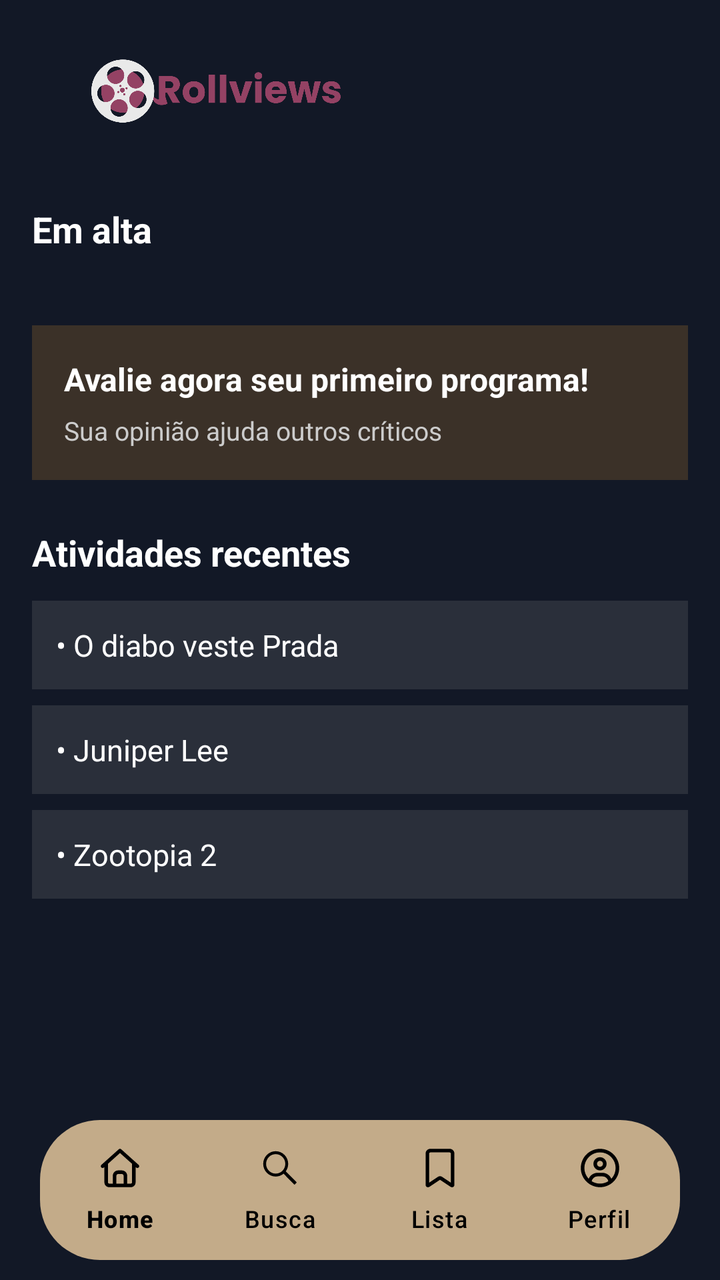
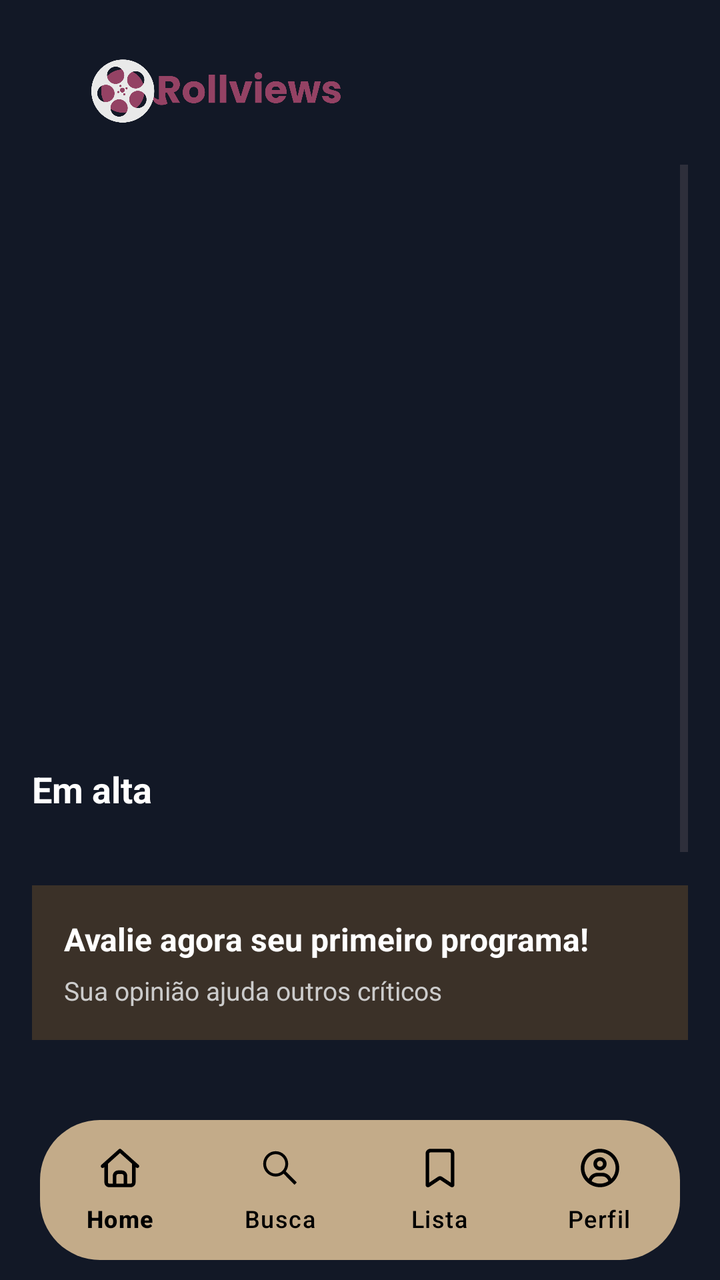

Two renders of the same Android screen: before a commit and after it. Below are the layout's source before the change and the commit's diff.
<!-- AndroidManifest.xml: application theme Theme.RollView -->
<!-- res/layout/home.xml -->
<?xml version="1.0" encoding="utf-8"?>
<RelativeLayout xmlns:android="http://schemas.android.com/apk/res/android"
    xmlns:app="http://schemas.android.com/apk/res-auto"
    android:id="@+id/main"
    android:layout_width="match_parent"
    android:layout_height="match_parent"
    android:background="#121826">

    
    <LinearLayout
        android:id="@+id/topBar"
        android:layout_width="match_parent"
        android:layout_height="90dp"
        android:layout_alignParentTop="true"
        android:layout_marginTop="0dp"
        android:gravity="center_vertical"
        android:orientation="horizontal"
        android:padding="16dp">

        <ImageView
            android:layout_width="180dp"
            android:layout_height="180dp"
            android:scaleType="fitCenter"
            android:src="@drawable/logo" />

    </LinearLayout>

    
    
    <com.google.android.material.bottomnavigation.BottomNavigationView
        android:id="@+id/bottomNav"
        android:layout_width="match_parent"
        android:layout_height="70dp"
        android:layout_alignParentBottom="true"
        android:layout_marginStart="20dp"
        android:layout_marginEnd="20dp"
        android:layout_marginBottom="10dp"
        android:background="@drawable/navbar_rounded"
        app:menu="@menu/bottom_menu"
        app:labelVisibilityMode="labeled"
        app:itemIconSize="24dp"
        app:itemTextColor="@android:color/black"
        app:itemIconTint="@android:color/black"
        app:itemActiveIndicatorStyle="@null"/>

    
    <ScrollView
        android:layout_width="match_parent"
        android:layout_height="match_parent"
        android:layout_above="@id/bottomNav"
        android:layout_below="@id/topBar"
        android:layout_marginTop="-24dp"
        android:padding="16dp">

        <LinearLayout
            android:layout_width="match_parent"
            android:layout_height="wrap_content"
            android:orientation="vertical">

            

            <androidx.viewpager2.widget.ViewPager2
                android:id="@+id/viewPagerShowcase"
                android:layout_width="match_parent"
                android:layout_height="wrap_content"
                android:layout_marginBottom="20dp" />

            
            <TextView
                android:layout_width="wrap_content"
                android:layout_height="wrap_content"
                android:layout_marginBottom="12dp"
                android:text="Em alta"
                android:textColor="#FFFFFF"
                android:textSize="18sp"
                android:textStyle="bold" />

            
            <androidx.recyclerview.widget.RecyclerView
                android:id="@+id/trendingMovies"
                android:layout_width="match_parent"
                android:layout_height="wrap_content"
                android:layout_marginBottom="24dp"
                android:scrollbars="none"
                android:orientation="horizontal"
                app:layoutManager="androidx.recyclerview.widget.LinearLayoutManager">

            </androidx.recyclerview.widget.RecyclerView>

            
            <LinearLayout
                android:layout_width="match_parent"
                android:layout_height="wrap_content"
                android:layout_marginBottom="24dp"
                android:background="#3B3128"
                android:orientation="horizontal"
                android:padding="16dp">

                <LinearLayout
                    android:layout_width="match_parent"
                    android:layout_height="wrap_content"
                    android:orientation="vertical">

                    <TextView
                        android:layout_width="wrap_content"
                        android:layout_height="wrap_content"
                        android:text="Avalie agora seu primeiro programa!"
                        android:textColor="#FFFFFF"
                        android:textSize="16sp"
                        android:textStyle="bold" />

                    <TextView
                        android:layout_width="wrap_content"
                        android:layout_height="wrap_content"
                        android:layout_marginTop="6dp"
                        android:text="Sua opinião ajuda outros críticos"
                        android:textColor="#CCCCCC"
                        android:textSize="13sp" />

                </LinearLayout>

            </LinearLayout>

            
            <TextView
                android:layout_width="wrap_content"
                android:layout_height="wrap_content"
                android:layout_marginBottom="12dp"
                android:text="Atividades recentes"
                android:textColor="#FFFFFF"
                android:textSize="18sp"
                android:textStyle="bold" />

            <TextView
                android:layout_width="match_parent"
                android:layout_height="wrap_content"
                android:layout_marginBottom="8dp"
                android:background="#2A2F3A"
                android:padding="12dp"
                android:text="• O diabo veste Prada"
                android:textColor="#FFFFFF"
                android:textSize="15sp" />

            <TextView
                android:layout_width="match_parent"
                android:layout_height="wrap_content"
                android:layout_marginBottom="8dp"
                android:background="#2A2F3A"
                android:padding="12dp"
                android:text="• Juniper Lee"
                android:textColor="#FFFFFF"
                android:textSize="15sp" />

            <TextView
                android:layout_width="match_parent"
                android:layout_height="wrap_content"
                android:background="#2A2F3A"
                android:padding="12dp"
                android:text="• Zootopia 2"
                android:textColor="#FFFFFF"
                android:textSize="15sp" />

        </LinearLayout>
    </ScrollView>

</RelativeLayout>
<!-- resources referenced by this layout -->
<resources>
  <!-- drawable logo: png bitmap (drawable, 48544 bytes) -->
  <!-- drawable navbar_rounded (drawable) -->
  <?xml version="1.0" encoding="utf-8"?>
  <shape xmlns:android="http://schemas.android.com/apk/res/android">
  
      
      <solid android:color="#C3AB89" />
  
      
      <corners
          android:topLeftRadius="30dp"
          android:topRightRadius="30dp"
          android:bottomLeftRadius="30dp"
          android:bottomRightRadius="30dp" />
  
  </shape>
  <style name="Theme.RollView" parent="Base.Theme.RollView" />
  <style name="Base.Theme.RollView" parent="Theme.Material3.DayNight.NoActionBar">
          
          
      </style>
</resources>

<!-- the commit's change to res/layout/home.xml (unified diff, before → after) -->
@@ -26,7 +26,7 @@
     </LinearLayout>
 
     
-    
+
     <com.google.android.material.bottomnavigation.BottomNavigationView
         android:id="@+id/bottomNav"
         android:layout_width="match_parent"
@@ -62,8 +62,8 @@
             <androidx.viewpager2.widget.ViewPager2
                 android:id="@+id/viewPagerShowcase"
                 android:layout_width="match_parent"
-                android:layout_height="wrap_content"
-                android:layout_marginBottom="20dp" />
+                android:layout_height="280dp"
+                android:layout_marginBottom="20dp"/>
 
             
             <TextView
